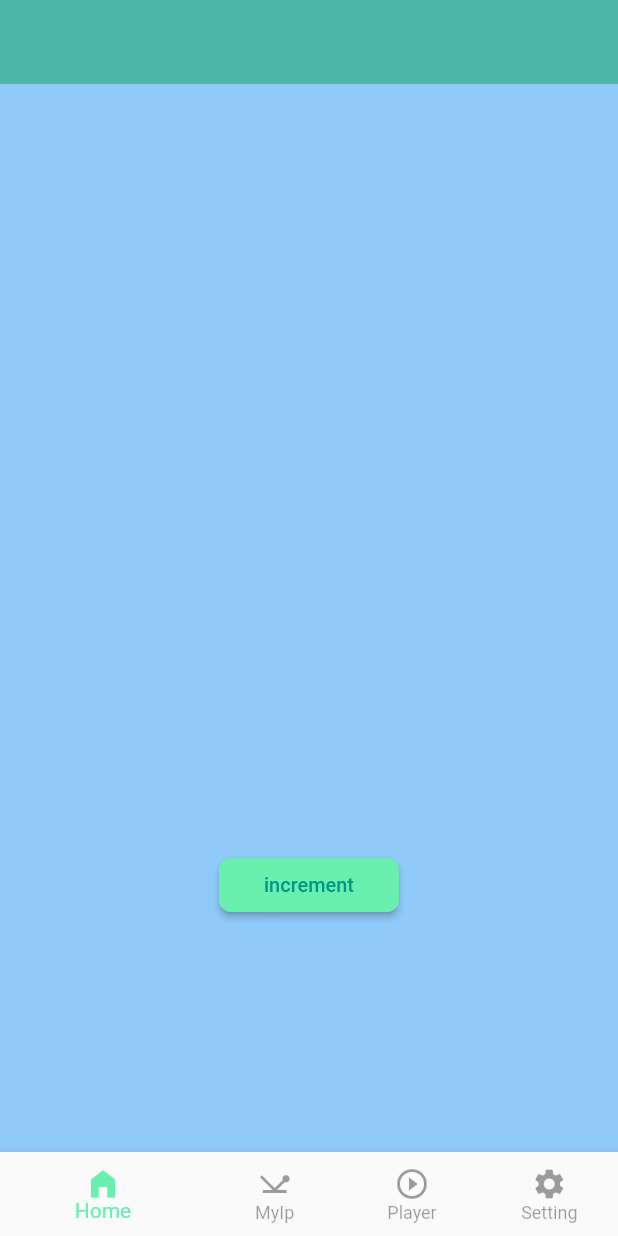
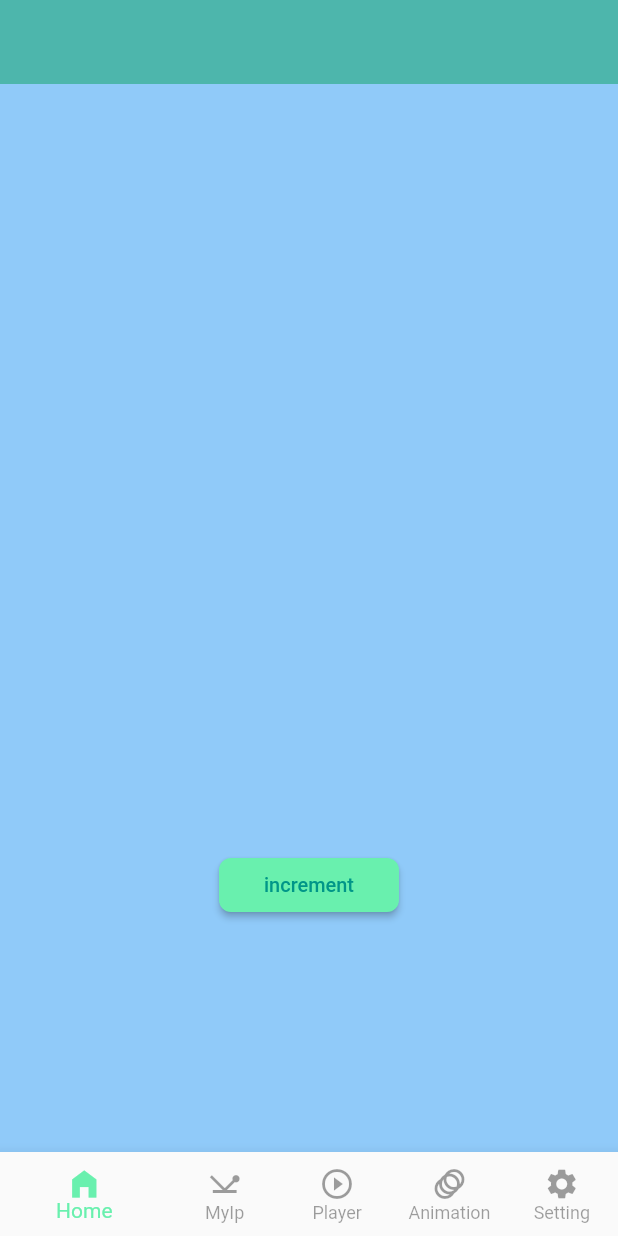
Before and after one commit to amirsheibani/simple_flutter, a Flutter app: the screen it shows after launch, on a phone screen of 412 x 824 dp. Run offline on Flutter 3.47's test engine with Material 2 defaults, Android fonts, the phone set to English and light mode, and no system bars; our stand-ins replace dio, flutter_bloc, freezed_annotation, get_it, google_fonts, injectable and 2 more; missing offline and left inert: annotations, flutter_audio_waveforms, just_waveform; generated files the repository leaves out were written again.

Commit message:
add responsive

```diff
--- a/lib/core/config/routes/app_routes.dart
+++ b/lib/core/config/routes/app_routes.dart
@@ -1,4 +1,5 @@
 import 'package:flutter/material.dart';
+import 'package:simple/features/animation/presentation/routes/animation_routes.dart';
 import 'package:simple/features/home/presentation/routes/home_routes.dart';
 import 'package:simple/features/main/routes/main_routes.dart';
 import 'package:simple/features/myip/presentation/routes/myip_routes.dart';
@@ -25,6 +26,8 @@ class AppRoutes {
         return SettingRoutes.onGenerateRoutes(settings);
       case 'home_page':
         return HomeRoutes.onGenerateRoutes(settings);
+      case 'animation_page':
+        return AnimationRoutes.onGenerateRoutes(settings);
       case 'myip':
         return MyIpRoutes.onGenerateRoutes(settings);
       default:
--- /dev/null
+++ b/lib/features/animation/presentation/routes/animation_routes.dart
@@ -0,0 +1,18 @@
+
+import 'package:flutter/material.dart';
+import 'package:simple/core/config/routes/app_routes.dart';
+import 'package:simple/features/animation/presentation/pages/animation_page.dart';
+
+
+class AnimationRoutes {
+  static const String animationRoute = '/animation_page';
+
+  static Route? onGenerateRoutes(RouteSettings settings) {
+    switch (settings.name) {
+      case animationRoute:
+        return AppRoutes.materialRoute(const AnimationPage());
+      default:
+        return null;
+    }
+  }
+}
--- /dev/null
+++ b/lib/features/animation/presentation/widgets/animation_widget.dart
@@ -0,0 +1,17 @@
+import 'package:flutter/material.dart';
+import 'package:simple/core/base/presentation/widget/base_stateless_widget.dart';
+
+class AnimationWidget extends BaseStatelessWidget {
+  const AnimationWidget({Key? key}) : super(key: key);
+
+  @override
+  Widget body(BuildContext context) {
+    return Center(
+      child: Container(
+        width: 120,
+        height: 120,
+        color: Colors.redAccent,
+      ),
+    );
+  }
+}
--- a/lib/features/main/presentation/pages/main.dart
+++ b/lib/features/main/presentation/pages/main.dart
@@ -3,6 +3,7 @@ import 'package:provider/provider.dart';
 import 'package:simple/core/base/presentation/page/base_stateless_page.dart';
 import 'package:simple/core/base/presentation/widget/custom_consumer.dart';
 import 'package:simple/core/di/base/di_setup.dart';
+import 'package:simple/features/animation/presentation/widgets/animation_widget.dart';
 import 'package:simple/features/home/presentation/manager/test_provider/increment_provider.dart';
 import 'package:simple/features/home/presentation/widgets/home_widget.dart';
 import 'package:simple/features/main/presentation/manager/bottom_navigation_bar_provider.dart';
@@ -30,17 +31,7 @@ class MainPage extends BaseStatelessPage {
 
   @override
   Widget? bottomNavigationBar(BuildContext context) {
-    return Consumer<BottomNavigationBarProvider>(
-      builder: (context, bottomNavigationBarProvider, child) {
-        return bottomNavigationBarProvider.state.whenOrNull(
-              success: (index) {
-                return BottomNavigationBar(
-                  currentIndex: index ?? 0,
-                  selectedItemColor: Theme.of(context).primaryColor,
-                  unselectedItemColor: Theme.of(context).disabledColor,
-                  showSelectedLabels: true,
-                  showUnselectedLabels: true,
-                  items: <BottomNavigationBarItem>[
+    List<BottomNavigationBarItem> bottomNavigationBarItems = [
       BottomNavigationBarItem(
         icon: const Icon(Icons.home_filled),
         activeIcon: const Icon(Icons.home_filled),
@@ -57,10 +48,25 @@ class MainPage extends BaseStatelessPage {
         label: S.of(context).player,
       ),
       BottomNavigationBarItem(
+          icon: const Icon(Icons.animation),
+          activeIcon: const Icon(Icons.animation),
+          label: S.of(context).animation),
+      BottomNavigationBarItem(
           icon: const Icon(Icons.settings),
           activeIcon: const Icon(Icons.settings),
           label: S.of(context).setting),
-                  ],
+    ];
+    return Consumer<BottomNavigationBarProvider>(
+      builder: (context, bottomNavigationBarProvider, child) {
+        return bottomNavigationBarProvider.state.whenOrNull(
+              success: (index) {
+                return BottomNavigationBar(
+                  currentIndex: index ?? 0,
+                  selectedItemColor: Theme.of(context).primaryColor,
+                  unselectedItemColor: Theme.of(context).disabledColor,
+                  showSelectedLabels: true,
+                  showUnselectedLabels: true,
+                  items: bottomNavigationBarItems,
                   onTap: (index) {
                     context
                         .read<BottomNavigationBarProvider>()
@@ -74,27 +80,7 @@ class MainPage extends BaseStatelessPage {
               unselectedItemColor: Theme.of(context).disabledColor,
               showSelectedLabels: true,
               showUnselectedLabels: true,
-              items: <BottomNavigationBarItem>[
-                BottomNavigationBarItem(
-                  icon: const Icon(Icons.home_filled),
-                  activeIcon: const Icon(Icons.home_filled),
-                  label: S.of(context).home,
-                ),
-                BottomNavigationBarItem(
-                  icon: const Icon(Icons.network_ping),
-                  activeIcon: const Icon(Icons.network_ping),
-                  label: S.of(context).my_ip,
-                ),
-                BottomNavigationBarItem(
-                  icon: const Icon(Icons.play_circle_outline),
-                  activeIcon: const Icon(Icons.play_circle_outline),
-                  label: S.of(context).player,
-                ),
-                BottomNavigationBarItem(
-                    icon: const Icon(Icons.settings),
-                    activeIcon: const Icon(Icons.settings),
-                    label: S.of(context).setting),
-              ],
+              items: bottomNavigationBarItems,
               onTap: (index) {
                 context
                     .read<BottomNavigationBarProvider>()
@@ -111,6 +97,7 @@ class MainPage extends BaseStatelessPage {
       const HomeWidget(),
       const MyIpWidget(),
       const PlayerWidget(),
+      const AnimationWidget(),
       const SettingWidget(),
     ];
     return CustomConsumer<BottomNavigationBarProvider>(
--- a/lib/l10n/intl_en.arb
+++ b/lib/l10n/intl_en.arb
@@ -7,6 +7,7 @@
   "language": "{languageType, select, en{English} fa{Farsi}}",
   "theme": "{themeType, select, dark{Dark} light{Light}}",
   "home": "Home",
+  "animation": "Animation",
   "chat": "Chat",
   "my_ip": "MyIp",
   "bloc": "Bloc",
--- a/lib/l10n/intl_fa.arb
+++ b/lib/l10n/intl_fa.arb
@@ -9,6 +9,7 @@
 
   "theme": "{themeType, select, dark{تاریک} light{روشن}}",
   "home": "خانه",
+  "animation": "انیمیشن",
   "chat": "گفتگو",
   "my_ip": "ادرس IP",
   "bloc": "Bloc",
```
Also changed, not shown: lib/common/extension/responsive_extension.dart (added, +79 -0 lines), lib/features/animation/presentation/pages/animation_page.dart (added, +12 -0 lines), lib/features/waveform/presentation/widgets/audio_waveform_widget.dart (+4 -4 lines), lib/common/extension.dart (added), lib/generated/intl/messages_en.dart, lib/generated/intl/messages_fa.dart, lib/generated/l10n.dart. Lines whose indentation alone changed are shown as unchanged.
